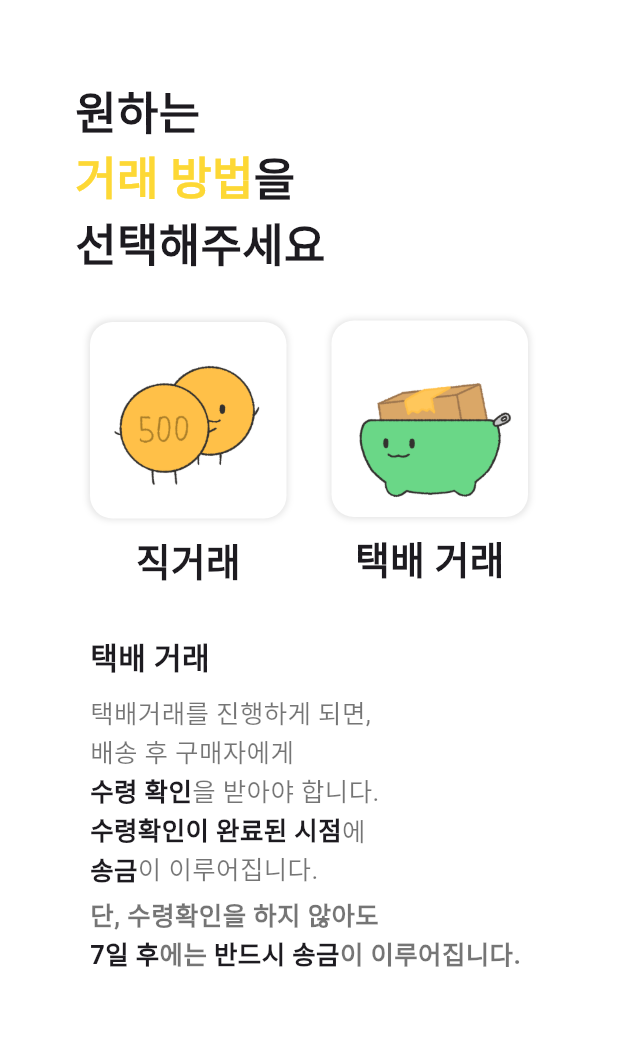
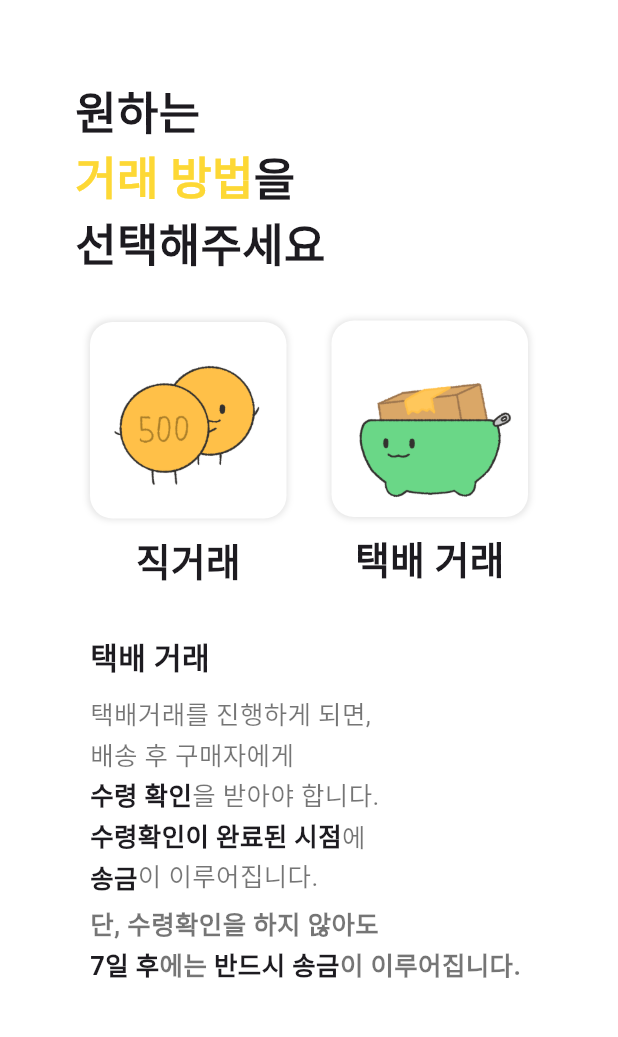
Before and after one commit to Donne-All-Around/DonneAllAround, a Flutter app: the AppointmentPage screen opened directly, on a phone screen of 412 x 824 dp, the part 65-1102 px from its top. Run offline on Flutter 3.47's test engine with Material 3 defaults, Android fonts, the phone set to English and light mode, and no system bars; our stand-ins replace awesome_bottom_bar, chat_bubbles, fl_chart, flutter_chat_bubble, geocoding, geolocator and 3 more; missing offline and left inert: bottom_picker, kpostal.

Commit message:
0926 JM font size 수정

```diff
--- a/frontend/a705/lib/appointment_page.dart
+++ b/frontend/a705/lib/appointment_page.dart
@@ -193,7 +193,7 @@ class _AppointmentPageState extends State<AppointmentPage> {
                             Text(
                               '택배거래를 진행하게 되면,',
                               style: TextStyle(
-                                  color: Colors.black54, fontSize: 17),
+                                  color: Colors.black54, fontSize: 17, height: 1.5),
                             ),
                           ],
                         ),
@@ -202,7 +202,7 @@ class _AppointmentPageState extends State<AppointmentPage> {
                             Text(
                               '배송 후 구매자에게 ',
                               style: TextStyle(
-                                  color: Colors.black54, fontSize: 17),
+                                  color: Colors.black54, fontSize: 17, height: 1.5),
                             ),
                           ],
                         ),
@@ -211,12 +211,12 @@ class _AppointmentPageState extends State<AppointmentPage> {
                             Text(
                               '수령 확인',
                               style: TextStyle(
-                                  fontSize: 17, fontWeight: FontWeight.bold),
+                                  fontSize: 17, fontWeight: FontWeight.bold, height: 1.5),
                             ),
                             Text(
                               '을 받아야 합니다.',
                               style: TextStyle(
-                                  color: Colors.black54, fontSize: 17),
+                                  color: Colors.black54, fontSize: 17, height: 1.5),
                             ),
                           ],
                         ),
@@ -225,12 +225,12 @@ class _AppointmentPageState extends State<AppointmentPage> {
                             Text(
                               '수령확인이 완료된 시점',
                               style: TextStyle(
-                                  fontSize: 17, fontWeight: FontWeight.bold),
+                                  fontSize: 17, fontWeight: FontWeight.bold, height: 1.5),
                             ),
                             Text(
                               '에',
                               style: TextStyle(
-                                  color: Colors.black54, fontSize: 17),
+                                  color: Colors.black54, fontSize: 17, height: 1.5),
                             ),
                           ],
                         ),
@@ -239,12 +239,12 @@ class _AppointmentPageState extends State<AppointmentPage> {
                             Text(
                               '송금',
                               style: TextStyle(
-                                  fontSize: 17, fontWeight: FontWeight.bold),
+                                  fontSize: 17, fontWeight: FontWeight.bold, height: 1.5),
                             ),
                             Text(
                               '이 이루어집니다.',
                               style: TextStyle(
-                                  color: Colors.black54, fontSize: 17),
+                                  color: Colors.black54, fontSize: 17, height: 1.5),
                             ),
                           ],
                         ),
@@ -254,7 +254,7 @@ class _AppointmentPageState extends State<AppointmentPage> {
                             Text(
                               '단, 수령확인을 하지 않아도',
                               style: TextStyle(
-                                  color: Colors.black54, fontSize: 17, fontWeight: FontWeight.bold),
+                                  color: Colors.black54, fontSize: 17, fontWeight: FontWeight.bold, height: 1.5),
                             ),
                           ],
                         ),
@@ -263,22 +263,22 @@ class _AppointmentPageState extends State<AppointmentPage> {
                             Text(
                               '7일 후',
                               style: TextStyle(
-                                  fontSize: 17, fontWeight: FontWeight.bold),
+                                  fontSize: 17, fontWeight: FontWeight.bold, height: 1.5),
                             ),
                             Text(
                               '에는 ',
                               style: TextStyle(
-                                  color: Colors.black54, fontSize: 17, fontWeight: FontWeight.bold),
+                                  color: Colors.black54, fontSize: 17, fontWeight: FontWeight.bold, height: 1.5),
                             ),
                             Text(
                               '반드시 송금',
                               style: TextStyle(
-                                  fontSize: 17, fontWeight: FontWeight.bold),
+                                  fontSize: 17, fontWeight: FontWeight.bold, height: 1.5),
                             ),
                             Text(
                               '이 이루어집니다.',
                               style: TextStyle(
-                                  color: Colors.black54, fontSize: 17, fontWeight: FontWeight.bold),
+                                  color: Colors.black54, fontSize: 17, fontWeight: FontWeight.bold, height: 1.5),
                             ),
                           ],
                         ),
--- a/frontend/a705/lib/home_page.dart
+++ b/frontend/a705/lib/home_page.dart
@@ -493,7 +493,7 @@ class _ListViewBuilderState extends State<ListViewBuilder> {
                               const Text(
                                 '호주 달러 50달러 팔아요',
                                 style: TextStyle(
-                                  fontSize: 18,
+                                  fontSize: 16,
                                   fontWeight: FontWeight.bold,
                                 ),
                               ),
@@ -524,7 +524,7 @@ class _ListViewBuilderState extends State<ListViewBuilder> {
                                   Text(
                                     '50 AUD',
                                     style: TextStyle(
-                                        fontSize: 16,
+                                        fontSize: 15,
                                         fontWeight: FontWeight.bold,
                                         color: Colors.blueAccent),
                                   ),
@@ -548,7 +548,7 @@ class _ListViewBuilderState extends State<ListViewBuilder> {
                                       Text(
                                         '42,000원',
                                         style: TextStyle(
-                                            fontSize: 17,
+                                            fontSize: 15,
                                             fontWeight: FontWeight.bold),
                                       ),
                                       Row(
--- a/frontend/a705/lib/transaction_detail_page.dart
+++ b/frontend/a705/lib/transaction_detail_page.dart
@@ -91,7 +91,7 @@ class _TransactionDetailPageState extends State<TransactionDetailPage> {
                           Text(
                             '옹골찬',
                             style: TextStyle(
-                                fontWeight: FontWeight.bold, fontSize: 20),
+                                fontWeight: FontWeight.bold, fontSize: 17),
                           ),
                         ],
                       ),
@@ -178,7 +178,7 @@ class _TransactionDetailPageState extends State<TransactionDetailPage> {
                     color: Colors.black26),
                 Container(
                     padding: const EdgeInsets.fromLTRB(10, 10, 10, 10),
-                    height: 80,
+                    height: 75,
                     width: MediaQuery.of(context).size.width,
                     color: Colors.white,
                     child: Row(
```
Also changed, not shown: 5 other files.
